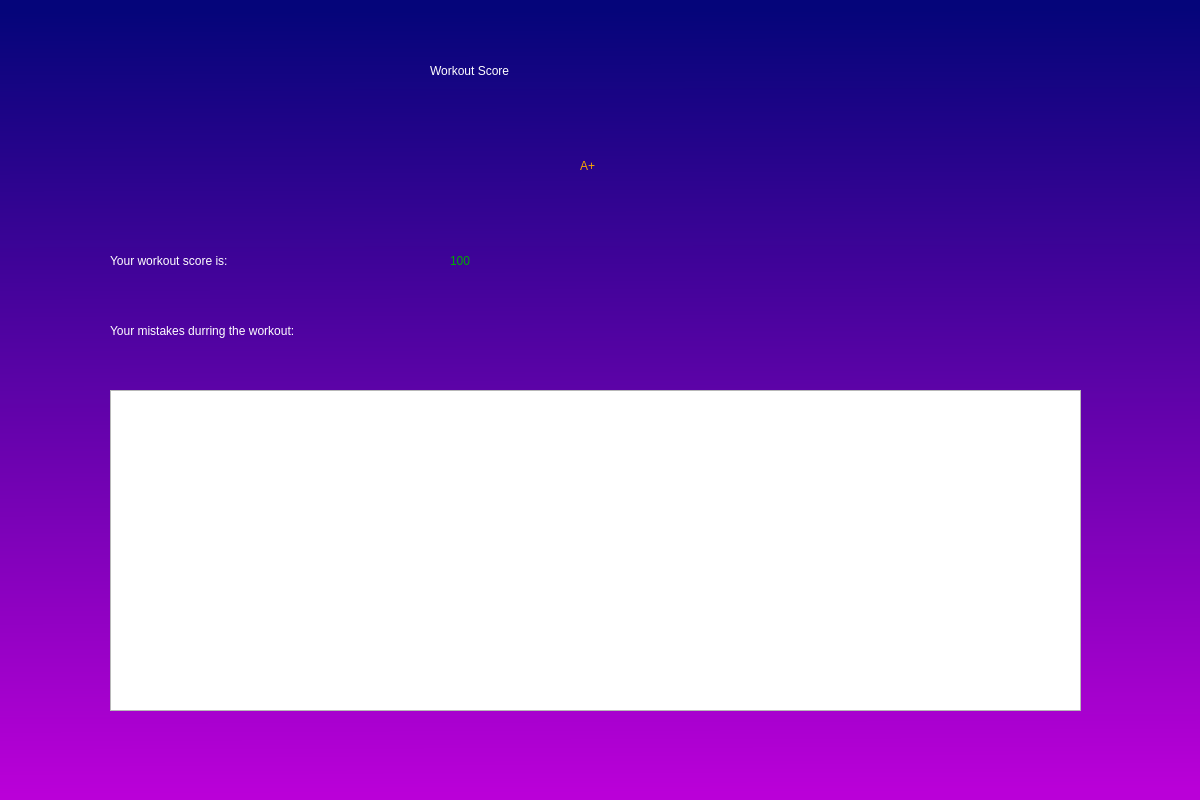
First picture: the form in ui/score.ui, repository AlonIvshin/AutomaticGymTrainer, before the edit.
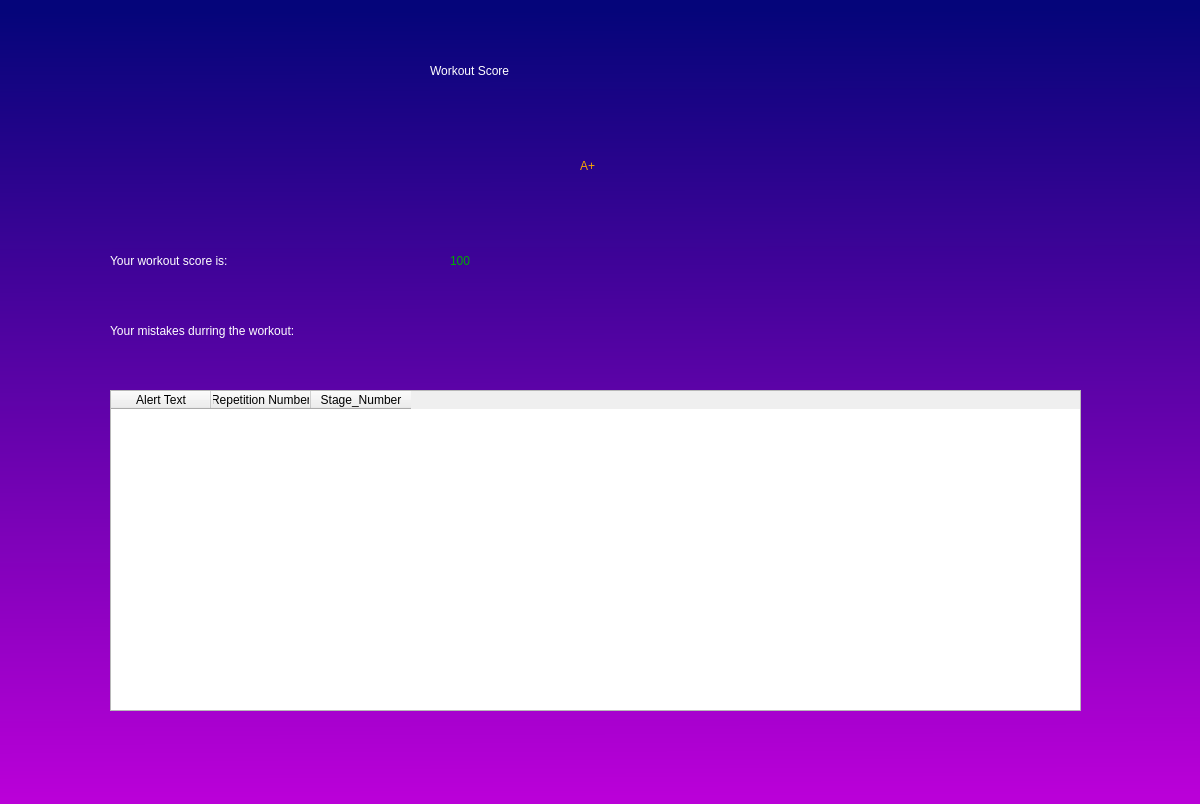
Second picture: the form after the edit.

The edit to the form file:
```diff
--- a/ui/score.ui
+++ b/ui/score.ui
@@ -7,7 +7,7 @@
     <x>0</x>
     <y>0</y>
     <width>1200</width>
-    <height>800</height>
+    <height>804</height>
    </rect>
   </property>
   <property name="windowTitle">
@@ -27,6 +27,27 @@
       <height>321</height>
      </rect>
     </property>
+    <property name="styleSheet">
+     <string notr="true"/>
+    </property>
+    <property name="editTriggers">
+     <set>QAbstractItemView::NoEditTriggers</set>
+    </property>
+    <column>
+     <property name="text">
+      <string>Alert Text</string>
+     </property>
+    </column>
+    <column>
+     <property name="text">
+      <string>Repetition Number</string>
+     </property>
+    </column>
+    <column>
+     <property name="text">
+      <string>Stage_Number</string>
+     </property>
+    </column>
    </widget>
    <widget class="QLabel" name="label">
     <property name="geometry">
```
Left out of the diff: 6 changed lines with no effect on the pictures.
